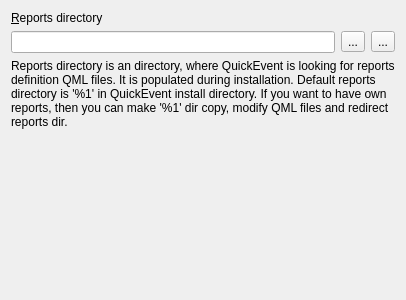
First picture: the form in quickevent/app/quickevent/plugins/Core/src/widgets/reportssettingspage.ui, repository Quick-Event/quickbox, before the edit.
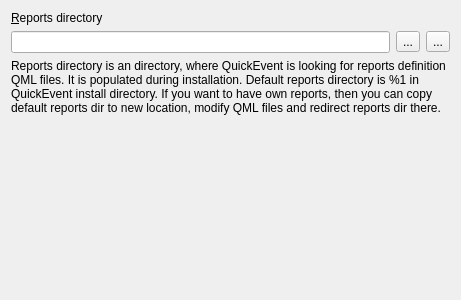
Second picture: the form after the edit. Icons and pictures are not drawn.

Commit message: Default reports directory settings revisited

```diff
--- a/quickevent/app/quickevent/plugins/Core/src/widgets/reportssettingspage.ui
+++ b/quickevent/app/quickevent/plugins/Core/src/widgets/reportssettingspage.ui
@@ -6,7 +6,7 @@
    <rect>
     <x>0</x>
     <y>0</y>
-    <width>406</width>
+    <width>461</width>
     <height>300</height>
    </rect>
   </property>
@@ -59,7 +59,7 @@
    <item>
     <widget class="QLabel" name="lblHelp">
      <property name="text">
-      <string>&lt;html&gt;&lt;head/&gt;&lt;body&gt;&lt;p&gt;Reports directory is an directory, where QuickEvent is looking for reports definition QML files. It is populated during installation. Default reports directory is '%1' in QuickEvent install directory. If you want to have own reports, then you can make '%1' dir copy, modify QML files and redirect reports dir.&lt;/p&gt;&lt;/body&gt;&lt;/html&gt;</string>
+      <string>&lt;html&gt;&lt;head/&gt;&lt;body&gt;&lt;p&gt;Reports directory is an directory, where QuickEvent is looking for reports definition QML files. It is populated during installation. Default reports directory is &lt;a href=&quot;file:///%1&quot;&gt;%1&lt;/a&gt; in QuickEvent install directory. If you want to have own reports, then you can copy default reports dir to new location, modify QML files and redirect reports dir there.&lt;/p&gt;&lt;/body&gt;&lt;/html&gt;</string>
      </property>
      <property name="wordWrap">
       <bool>true</bool>
```
Left out of the diff: 5 changed lines with no effect on the pictures. The commit also changes 7 other files.
